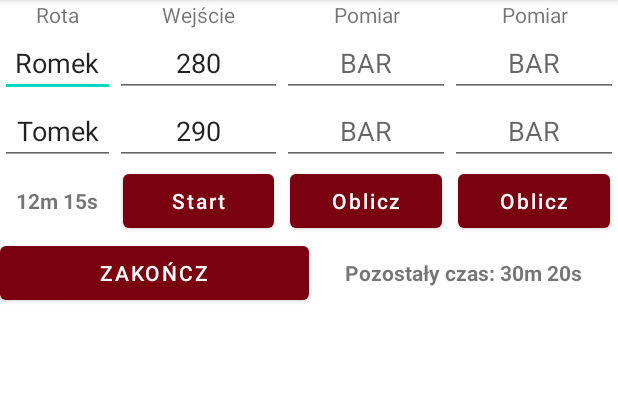
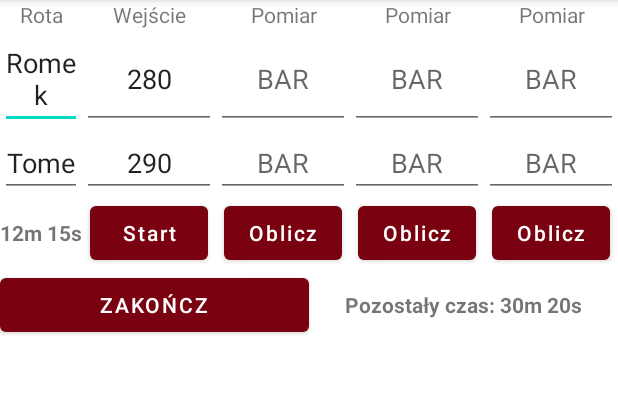
Before and after one commit to BartoszDolata/FirefighterSupportApp, an Android app: the fragment FireBrigadeFragment shown on its own in the app's theme, on a phone screen of 412 x 824 dp, the part 84-478 px from its top. Run offline under Robolectric (Android 15) with nearby library versions, the phone set to English and light mode, and no system bars.

Commit message:
Horizontal scroll works

```diff
--- a/app/src/main/java/com/example/firefightersupportapp/FireBrigadeFragment.kt
+++ b/app/src/main/java/com/example/firefightersupportapp/FireBrigadeFragment.kt
@@ -1,14 +1,10 @@
 package com.example.firefightersupportapp
 
 import android.os.Bundle
-import android.text.Editable
-import android.text.TextWatcher
 import android.view.LayoutInflater
 import android.view.View
 import android.view.ViewGroup
-import android.widget.EditText
 import android.widget.TableLayout
-import android.widget.TableRow
 import androidx.fragment.app.Fragment
 
 
@@ -16,8 +12,7 @@ class FireBrigadeFragment : Fragment() {
 
     private lateinit var view: View
     private lateinit var table: TableLayout
-    private lateinit var editText1_3: EditText
-    private lateinit var editText2_3: EditText
+//    private lateinit var addButton: Button
 
     override fun onCreate(savedInstanceState: Bundle?) {
         super.onCreate(savedInstanceState)
@@ -29,46 +24,59 @@ class FireBrigadeFragment : Fragment() {
     ): View {
         view = inflater.inflate(R.layout.fragment_fire_brigade, container, false)
         table = view.findViewById(R.id.table)
-        editText1_3 = view.findViewById(R.id.ff1_check3)
-        editText2_3 = view.findViewById(R.id.ff2_check3)
-
-        editText1_3.addTextChangedListener(MyTextWatcher())
-
-        editText2_3.addTextChangedListener(MyTextWatcher())
+//        addButton = view.findViewById(R.id.btn_add)
+//        addButton.setOnClickListener { addColumn() }
 
         return view
     }
 
-    inner class MyTextWatcher : TextWatcher {
-        override fun beforeTextChanged(p0: CharSequence?, p1: Int, p2: Int, p3: Int) {}
+//    private fun addColumn() {
+//        Toast.makeText(context,"this is toast message",Toast.LENGTH_SHORT).show()
+//
+//        val view = table.getChildAt(1)
+//        if (view is TableRow) {
+//            Toast.makeText(context,"view is row",Toast.LENGTH_SHORT).show()
+//
+//            val editText = EditText(this@FireBrigadeFragment.context)
+//            editText.setHint(R.string.hint)
+//            editText.layoutParams = ViewGroup.LayoutParams(
+//                ViewGroup.LayoutParams.MATCH_PARENT,
+//                ViewGroup.LayoutParams.MATCH_PARENT
+//            )
+//            view.addView(editText)
+//        }
+//    }
 
-        override fun afterTextChanged(p0: Editable?) {}
-
-        override fun onTextChanged(p0: CharSequence?, p1: Int, p2: Int, p3: Int) {
-            if (p0!!.isNotEmpty()) {
-                //dodaj kolumne w 2 i 3 rzedzie
-                val row2 = table.getChildAt(1) as TableRow
-                val row3 = table.getChildAt(2) as TableRow
-
-                val editText1 = EditText(this@FireBrigadeFragment.context)
-                editText1.setHint(R.string.hint)
-                editText1.layoutParams = ViewGroup.LayoutParams(
-                    ViewGroup.LayoutParams.MATCH_PARENT,
-                    ViewGroup.LayoutParams.MATCH_PARENT
-                )
-                editText1.addTextChangedListener(MyTextWatcher())
-
-                val editText2 = EditText(this@FireBrigadeFragment.context)
-                editText2.setHint(R.string.hint)
-                editText2.layoutParams = ViewGroup.LayoutParams(
-                    ViewGroup.LayoutParams.MATCH_PARENT,
-                    ViewGroup.LayoutParams.MATCH_PARENT
-                )
-                editText2.addTextChangedListener(MyTextWatcher())
-
-                row2.addView(editText1)
-                row3.addView(editText2)
-            }
-        }
-    }
+//    inner class MyTextWatcher : TextWatcher {
+//        override fun beforeTextChanged(p0: CharSequence?, p1: Int, p2: Int, p3: Int) {}
+//
+//        override fun afterTextChanged(p0: Editable?) {}
+//
+//        override fun onTextChanged(p0: CharSequence?, p1: Int, p2: Int, p3: Int) {
+//            if (p0!!.isNotEmpty()) {
+//                //dodaj kolumne w 2 i 3 rzedzie
+//                val row2 = table.getChildAt(1) as TableRow
+//                val row3 = table.getChildAt(2) as TableRow
+//
+//                val editText1 = EditText(this@FireBrigadeFragment.context)
+//                editText1.setHint(R.string.hint)
+//                editText1.layoutParams = ViewGroup.LayoutParams(
+//                    ViewGroup.LayoutParams.MATCH_PARENT,
+//                    ViewGroup.LayoutParams.MATCH_PARENT
+//                )
+//                editText1.addTextChangedListener(MyTextWatcher())
+//
+//                val editText2 = EditText(this@FireBrigadeFragment.context)
+//                editText2.setHint(R.string.hint)
+//                editText2.layoutParams = ViewGroup.LayoutParams(
+//                    ViewGroup.LayoutParams.MATCH_PARENT,
+//                    ViewGroup.LayoutParams.MATCH_PARENT
+//                )
+//                editText2.addTextChangedListener(MyTextWatcher())
+//
+//                row2.addView(editText1)
+//                row3.addView(editText2)
+//            }
+//        }
+//    }
 }
--- a/app/src/main/res/layout/activity_main.xml
+++ b/app/src/main/res/layout/activity_main.xml
@@ -6,7 +6,7 @@
     android:layout_height="match_parent"
     tools:context=".MainActivity">
 
-    <ScrollView
+    <HorizontalScrollView
         android:layout_width="fill_parent"
         android:layout_height="fill_parent"
         android:scrollbars="horizontal"
@@ -46,6 +46,6 @@
 
         </LinearLayout>
 
-    </ScrollView>
+    </HorizontalScrollView>
 
 </androidx.constraintlayout.widget.ConstraintLayout>
--- a/app/src/main/res/layout/fragment_fire_brigade.xml
+++ b/app/src/main/res/layout/fragment_fire_brigade.xml
@@ -50,6 +50,15 @@
                 android:gravity="center"
                 android:text="@string/check"
                 android:textAlignment="center" />
+
+            <TextView
+                android:id="@+id/textView5"
+                android:layout_width="match_parent"
+                android:layout_height="match_parent"
+                android:layout_weight="1"
+                android:gravity="center"
+                android:text="@string/check"
+                android:textAlignment="center" />
         </TableRow>
 
         <TableRow
@@ -85,6 +94,15 @@
 
             <EditText
                 android:id="@+id/ff1_check3"
+                android:layout_width="match_parent"
+                android:layout_height="match_parent"
+                android:layout_weight="1"
+                android:gravity="center"
+                android:hint="@string/hint"
+                android:text="" />
+
+            <EditText
+                android:id="@+id/ff1_check4"
                 android:layout_width="match_parent"
                 android:layout_height="match_parent"
                 android:layout_weight="1"
@@ -128,6 +146,16 @@
 
             <EditText
                 android:id="@+id/ff2_check3"
+                android:layout_width="match_parent"
+                android:layout_height="match_parent"
+                android:layout_weight="1"
+                android:gravity="center"
+                android:inputType="numberDecimal"
+                android:hint="@string/hint"
+                android:text="" />
+
+            <EditText
+                android:id="@+id/ff2_check4"
                 android:layout_width="match_parent"
                 android:layout_height="match_parent"
                 android:layout_weight="1"
@@ -181,6 +209,16 @@
                 android:layout_weight="1"
                 android:inputType="textPersonName"
                 android:text="Oblicz" />
+
+            <Button
+                android:id="@+id/btn_check4"
+                android:layout_width="match_parent"
+                android:layout_height="match_parent"
+                android:layout_marginLeft="5dp"
+                android:layout_marginRight="5dp"
+                android:layout_weight="1"
+                android:inputType="textPersonName"
+                android:text="Oblicz" />
         </TableRow>
 
         <LinearLayout
@@ -207,6 +245,4 @@
 
     </TableLayout>
 
-
-
 </FrameLayout>
```
